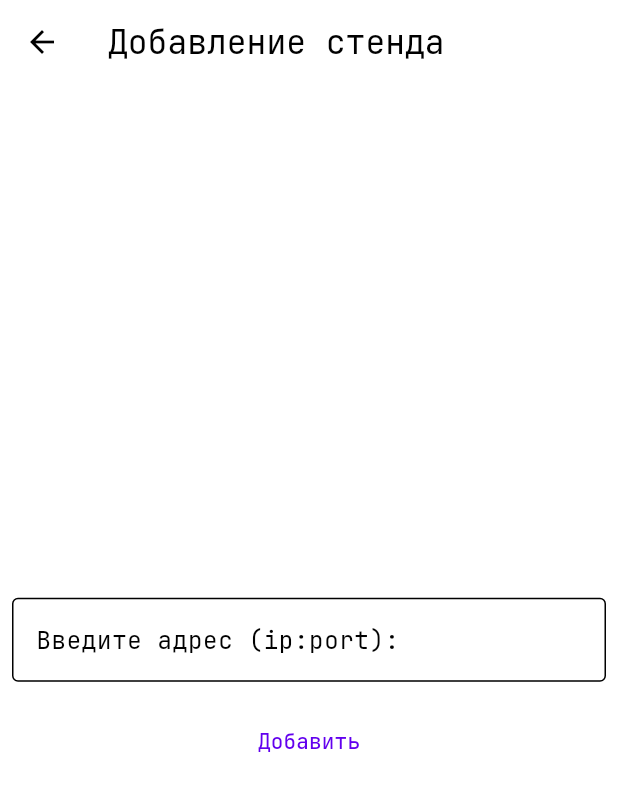
After one commit to isnullxbh/Chandler, a Flutter app: the screen it shows after launch, after a tap on "Добавить", on a phone screen of 412 x 824 dp. The commit adds this screen. Shown: the top 791 px of the screen. Run offline on Flutter 3.47's test engine with Material 3 defaults, Android fonts, the light colour scheme and no system bars.

Commit message:
Add support for multiple MCU

```diff
--- a/chandler/lib/app.dart
+++ b/chandler/lib/app.dart
@@ -1,8 +1,10 @@
+import 'package:chandler/client.dart';
 import 'package:flutter/material.dart';
 import 'pages/home.dart';
 
 class App extends StatelessWidget {
-  const App({super.key});
+  final List<Client> _clients = [];
+  App({super.key});
 
   // This widget is the root of your application.
   @override
@@ -29,7 +31,7 @@ class App extends StatelessWidget {
         useMaterial3: true,
         fontFamily: "JetBrains"
       ),
-      home: const MyHomePage(title: 'Chandler'),
+      home: HomePage(clients: _clients),
     );
   }
 }
--- a/chandler/lib/client.dart
+++ b/chandler/lib/client.dart
@@ -34,6 +34,10 @@ class Client {
   static Future<Client> connect(InternetAddress host, int port) async {
     final socket = RawDatagramSocket.bind(InternetAddress.anyIPv4, 0);
     return socket.then((socket) => Client._construct(socket, host, port));
+  }
+
+  String endpoint() {
+    return "${_address.host}:$_port";
   }
 
   void enableRelay(int relayIndex) {
--- a/chandler/lib/main.dart
+++ b/chandler/lib/main.dart
@@ -2,5 +2,5 @@ import 'package:flutter/material.dart';
 import 'app.dart';
 
 void main() {
-  runApp(const App());
+  runApp(App());
 }
--- /dev/null
+++ b/chandler/lib/pages/add_mcu.dart
@@ -0,0 +1,94 @@
+import 'dart:io';
+import 'dart:typed_data';
+
+import 'package:chandler/mcu/state.dart';
+import 'package:chandler/pages/home.dart';
+import 'package:chandler/pages/periphery_management.dart';
+import 'package:flutter/material.dart';
+import 'package:chandler/client.dart';
+
+class AddMcuPage extends StatefulWidget {
+  final List<Client> clients;
+  const AddMcuPage({super.key, required this.clients});
+
+  @override
+  State<AddMcuPage> createState() => AddMcuPageState();
+}
+
+class AddMcuPageState extends State<AddMcuPage> {
+  String _status = "";
+  final  _endpointController = TextEditingController();
+  BuildContext? _context;
+
+  @override
+  void dispose() {
+    _endpointController.dispose();
+    super.dispose();
+  }
+
+  void updateStatus(String status) {
+    setState(() => _status = status);
+  }
+
+  void addMcu() async {
+    final endpoint = _endpointController.text;
+    final separator = endpoint.indexOf(":");
+
+    if (separator == -1) {
+      updateStatus("Invalid endpoint address");
+      return;
+    }
+
+    final host = InternetAddress.tryParse(endpoint.substring(0, separator));
+    final port = int.tryParse(endpoint.substring(separator + 1));
+
+    if (host == null || port == null) {
+      updateStatus("Invalid host/port");
+      return;
+    }
+
+    Client.connect(host, port)
+        .then(onConnectionEstablished)
+        .catchError(handleConnectionError);
+  }
+
+  void onConnectionEstablished(Client client) {
+    widget.clients.add(client);
+    final route = MaterialPageRoute(builder: (context) => HomePage(clients: widget.clients));
+    Navigator.push(_context!, route);
+  }
+
+  void handleConnectionError(error) {
+    print("An error occurred while connecting to the MCU: $error");
+  }
+
+  @override
+  Widget build(BuildContext context) {
+    _context = context;
+
+    return Scaffold(
+      appBar: AppBar(
+        title: const Text("Добавление стенда"),
+      ),
+      body: Center(
+        child: Column(
+          mainAxisAlignment: MainAxisAlignment.center,
+          children: <Widget>[
+            Text(_status),
+            Padding(
+                padding: const EdgeInsets.symmetric(horizontal: 8, vertical: 16),
+                child: TextField(
+                    controller: _endpointController,
+                    decoration: const InputDecoration(
+                        border: OutlineInputBorder(),
+                        hintText: "Введите адрес (ip:port):"))
+            ),
+            TextButton(
+                onPressed: addMcu,
+                child: const Text("Добавить"))
+          ],
+        ),
+      ),
+    );
+  }
+}
```
Also changed, not shown: chandler/lib/pages/home.dart (+55 -58 lines), chandler/lib/widgets/mcu_endpoint.dart (added, +28 -0 lines).
